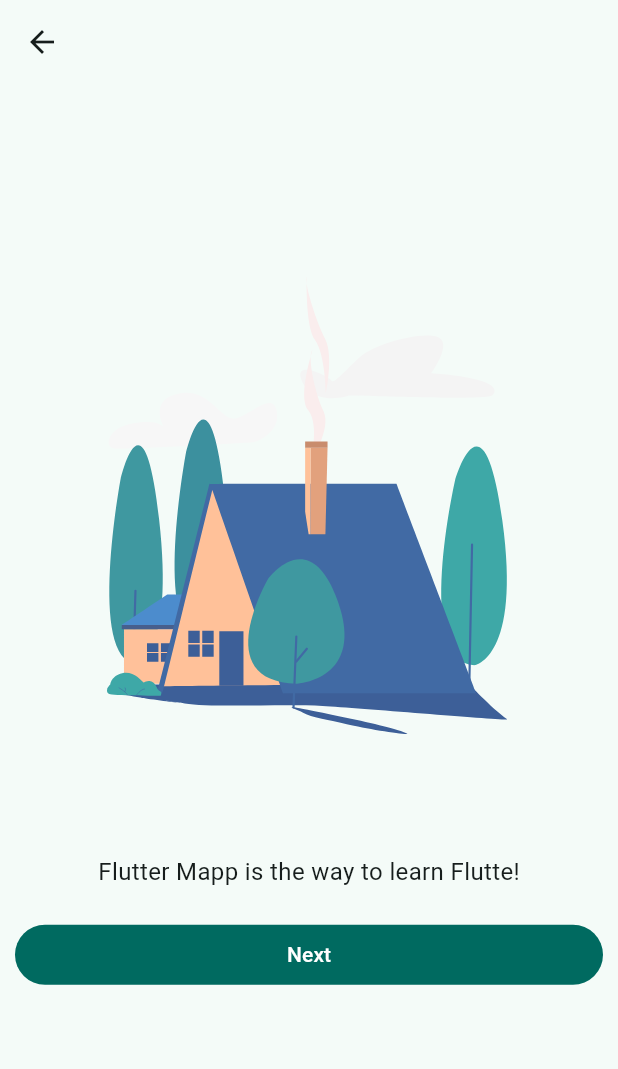
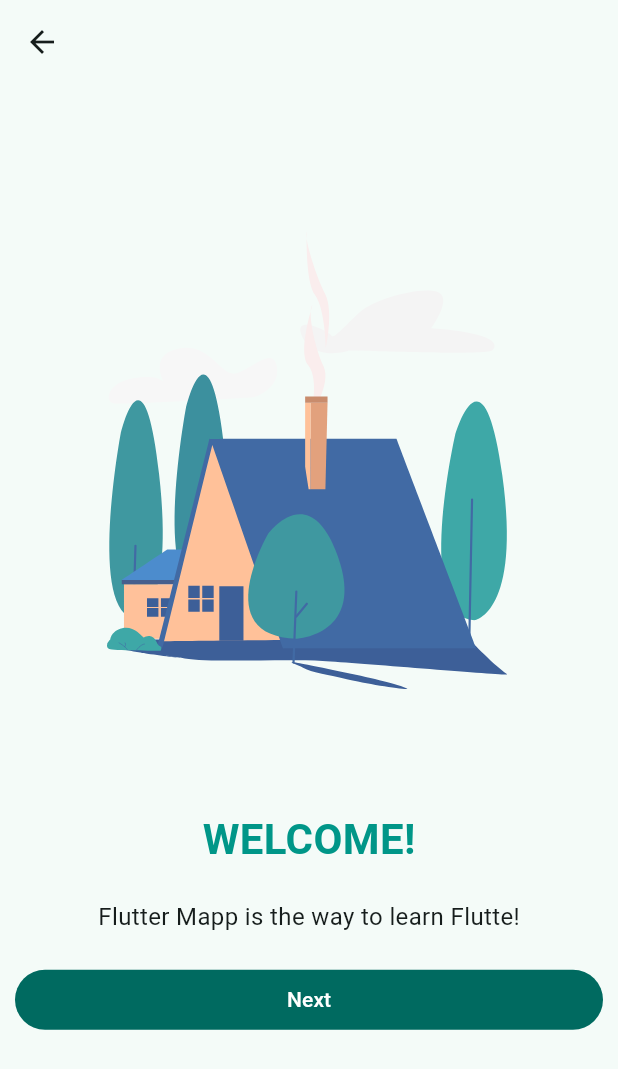
Before and after one commit to AusraSima/FlutterMappLearningProject, a Flutter app: the OnBoardingPage screen opened directly, on a phone screen of 412 x 824 dp. Shown: the top 1069 px of the screen. Run offline on Flutter 3.47's test engine with Material 3 defaults, Android fonts, the phone set to English and light mode, and no system bars; our stand-ins replace lottie, shared_preferences; accounts and stored records are empty.

Commit message:
Adding small corrections

```diff
--- a/lib/views/pages/login_page.dart
+++ b/lib/views/pages/login_page.dart
@@ -40,7 +40,8 @@ class _LoginPageState extends State<LoginPage> {
                   child: Column(
                     mainAxisAlignment: MainAxisAlignment.center,
                     children: [
-                      Lottie.asset('assets/lotties/home.json', height: 400.0),
+                      Lottie.asset('assets/lotties/home.json', height: 300.0,),
+                      SizedBox(height: 50,),
                       TextField(
                         controller: controllerEmail,
                         decoration: InputDecoration(
--- a/lib/views/pages/onboarding_page.dart
+++ b/lib/views/pages/onboarding_page.dart
@@ -19,6 +19,15 @@ class OnBoardingPage extends StatelessWidget {
               children: [
                 Lottie.asset('assets/lotties/welcome.json', height: 400.0),
                 Text(
+                  'WELCOME!',
+                  style: TextStyle(
+                    fontWeight: FontWeight.bold,
+                    fontSize: 28,
+                    color: Colors.teal,
+                  ),
+                ),
+                SizedBox(height: 20,),
+                Text(
                   'Flutter Mapp is the way to learn Flutte!',
                   style: KTextStyle.descriptionText,
                   textAlign: TextAlign.justify,
@@ -30,7 +39,7 @@ class OnBoardingPage extends StatelessWidget {
                       context,
                       MaterialPageRoute(
                         builder: (context) {
-                          return LoginPage(title: 'Register',);
+                          return LoginPage(title: 'Register');
                         },
                       ),
                     );
```
